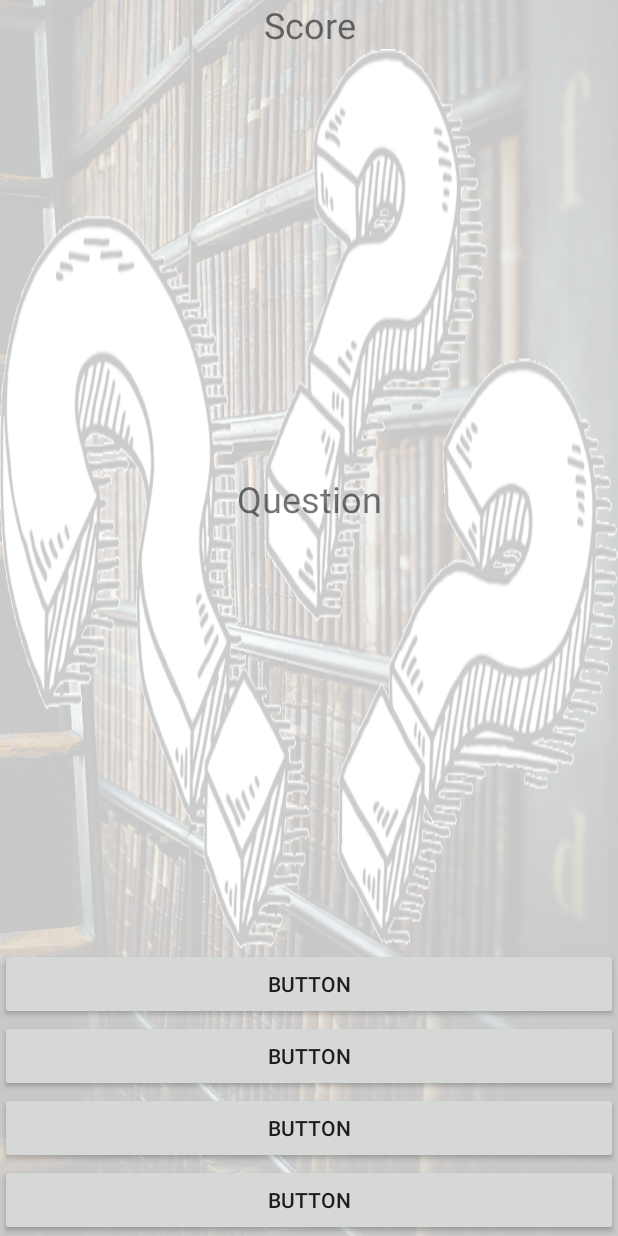
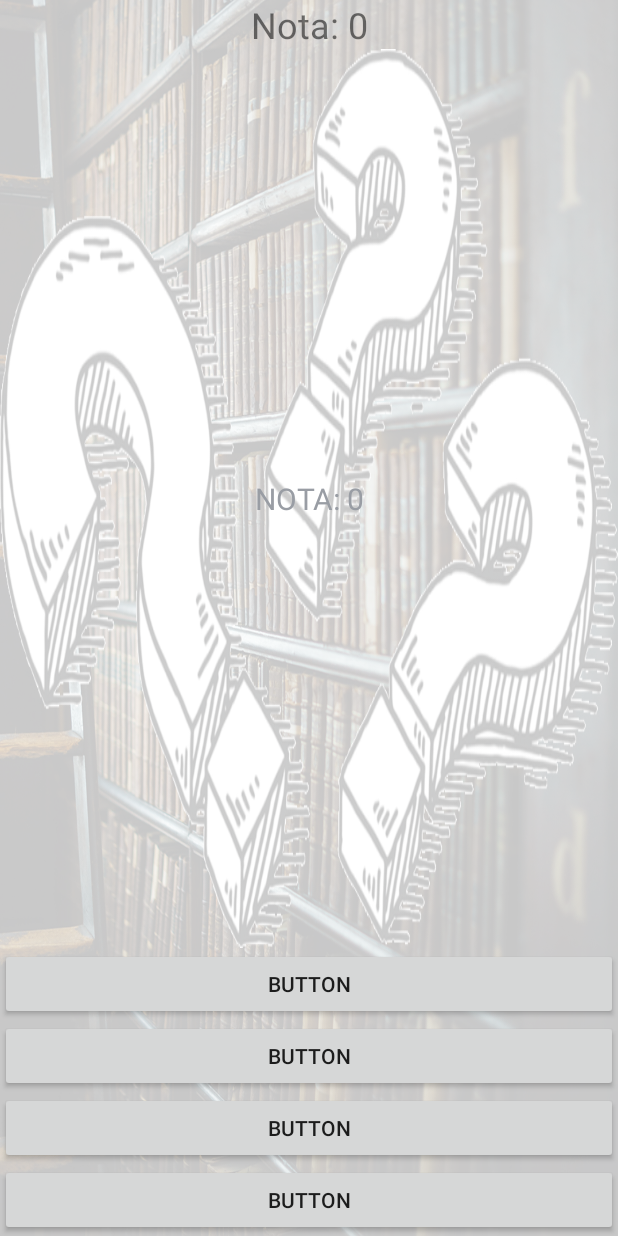
Before and after one commit to AFloresc/atutorn, an Android app: the QuizActivity screen opened directly, with no data from a screen before it, on a phone screen of 412 x 824 dp. Run offline under Robolectric (Android 15) with nearby library versions, the phone set to English and light mode, and no system bars; our stand-ins replace ButterKnife.

```diff
--- a/app/src/main/java/com/inredec/atutorn/model/businesslayer/entities/Lesson.java
+++ b/app/src/main/java/com/inredec/atutorn/model/businesslayer/entities/Lesson.java
@@ -1,10 +1,5 @@
 package com.inredec.atutorn.model.businesslayer.entities;
 
-
-import android.content.Context;
-import android.location.Location;
-import android.os.Parcel;
-import android.os.Parcelable;
 
 import com.google.gson.annotations.SerializedName;
 
@@ -36,6 +31,9 @@ public class Lesson {
     @SerializedName("position")
     private int position;
 
+   //@SerializedName("questionary")
+   // private Questionary questionary;
+
     public Lesson(long lessonID, String title, String text, String image, String language, Content[] contents, long courseID, int position) {
         this.lessonID = lessonID;
         this.title = title;
@@ -45,8 +43,22 @@ public class Lesson {
         this.contents = contents;
         this.courseID = courseID;
         this.position = position;
+
     }
+/*
+    public Lesson(long lessonID, String title, String text, String image, String language, Content[] contents, long courseID, int position, Questionary questionary) {
+        this.lessonID = lessonID;
+        this.title = title;
+        this.text = text;
+        this.image = image;
+        this.language = language;
+        this.contents = contents;
+        this.courseID = courseID;
+        this.position = position;
+        this.questionary = questionary;
 
+    }
+*/
 
     public long getLessonID() {
         return lessonID;
@@ -112,6 +124,15 @@ public class Lesson {
         this.position = position;
     }
 
+/*
+    public Questionary getQuestionary() {
+        return questionary;
+    }
+
+    public void setQuestionary(Questionary questionary) {
+        this.questionary = questionary;
+    }*/
+
     @Override
     public String toString() {
         return "Lesson{" +
@@ -121,12 +142,9 @@ public class Lesson {
                 ", image='" + image + '\'' +
                 ", language='" + language + '\'' +
                 ", contents=" + Arrays.toString(contents) +
-                ", courseID='" + courseID + '\'' +
-                ", position='" + position + '\'' +
+                ", courseID=" + courseID +
+                ", position=" + position +
+               /* ", questionary=" + questionary +*/
                 '}';
     }
-
-
-
-
 }
--- a/app/src/main/java/com/inredec/atutorn/presentationlayer/controllers/activities/QuizActivity.java
+++ b/app/src/main/java/com/inredec/atutorn/presentationlayer/controllers/activities/QuizActivity.java
@@ -1,13 +1,24 @@
 package com.inredec.atutorn.presentationlayer.controllers.activities;
 
+import android.content.SharedPreferences;
+import android.support.v4.content.ContextCompat;
 import android.support.v7.app.AppCompatActivity;
 import android.os.Bundle;
+import android.util.Log;
+import android.util.TypedValue;
 import android.view.View;
 import android.widget.Button;
 import android.widget.TextView;
+import android.widget.Toast;
 
+import com.google.gson.Gson;
+import com.google.gson.reflect.TypeToken;
 import com.inredec.atutorn.R;
+import com.inredec.atutorn.model.businesslayer.entities.Lesson;
 import com.inredec.atutorn.model.businesslayer.entities.Question;
+
+import java.lang.reflect.Type;
+import java.util.Random;
 
 import butterknife.BindView;
 import butterknife.ButterKnife;
@@ -32,7 +43,18 @@ public class QuizActivity extends AppCompatActivity {
     @BindView(R.id.answer4)
     Button answer4;
 
-    private Question q;
+    private Random r = new Random();
+
+    private Question mQuestion;
+
+    private int myScore;
+
+    private Lesson lesson;
+
+    @Override
+    public void onBackPressed() {
+        Toast.makeText(QuizActivity.this, "No puedes ir hacia atrás, responde para seguir", Toast.LENGTH_SHORT).show();
+    }
 
     @Override
     protected void onCreate(Bundle savedInstanceState) {
@@ -40,6 +62,50 @@ public class QuizActivity extends AppCompatActivity {
         setContentView(R.layout.activity_quiz);
 
         ButterKnife.bind(this);
+
+        score.setText("Nota: " + getScore());
+
+        this.lesson = loadLessonData();
+        int index = loadLastIndexQuestion();
+
+        if (!finishedQuiz()){
+            //seguir preguntando
+            //return next index
+            // mostrar valores de la question en el index
+            //question.setText(lesson.getQuestionary().getQuestions()[index].getheather());
+            //answer1.setText(lesson.getQuestionary().getQuestions()[index].getAnswer1());
+            //answer2.setText(lesson.getQuestionary().getQuestions()[index].getAnswer2());
+            //answer3.setText(lesson.getQuestionary().getQuestions()[index].getAnswer3());
+            //answer4.setText(lesson.getQuestionary().getQuestions()[index].getAnswer4());
+
+        }else{
+            question.setTextSize(TypedValue.COMPLEX_UNIT_SP,20);
+            int mark = getScore();
+            if (mark < 5){
+                // Paint it red
+                question.setTextColor(ContextCompat.getColor(this, R.color.content_text_color));
+                question.setText("NOTA: "+ mark + " Deberías repasar la lección y repetir el cuestionario");
+            }else{
+                // Paint it green
+                question.setTextColor(ContextCompat.getColor(this, R.color.content_text_color));
+                if (mark < 7){
+                    question.setText("NOTA: "+ mark + " ¡No esta mal!");
+                } else{
+                    if (mark <9) {
+                        question.setText("NOTA: " + mark + " ¡Buena nota!");
+                    } else{
+                        question.setText("NOTA: "+ mark + " ¡Esxcelente!");
+                    }
+                }
+            }
+
+            question.setText("NOTA: "+ getScore());
+            //save final score and show it on screen, as question but bigger
+            //Hide all buttons but last one to go back to main menu
+            // And remove all the sharedPreferences values.
+
+        }
+
 
         answer1.setOnClickListener(new View.OnClickListener() {
             @Override
@@ -70,4 +136,51 @@ public class QuizActivity extends AppCompatActivity {
         });
 
     }
+
+    //All the questions have answer
+    private boolean finishedQuiz() {
+        /*for (Question question : this.lesson.getQuestionary().getQuestions()){
+            if(question.getChoice()==0){
+                return false;
+            }
+        }*/
+        return true;
+    }
+
+    private void saveData(Lesson lesson, int lastQuestionIndex){
+        SharedPreferences sharedPreferences = getSharedPreferences("shared_preferences", MODE_PRIVATE);
+        SharedPreferences.Editor editor = sharedPreferences.edit();
+        Gson gson = new Gson();
+        String json = gson.toJson(lesson);
+        editor.putString("clicked_lesson", json);
+        editor.putInt("lastQuestionIndex", lastQuestionIndex);
+        editor.apply();
+    }
+
+    private Lesson loadLessonData(){
+        SharedPreferences sharedPreferences = getSharedPreferences("shared_preferences", MODE_PRIVATE);
+        Gson gson = new Gson();
+        String json = sharedPreferences.getString("clicked_lesson", null);
+        Type type = new TypeToken<Lesson>() {}.getType();
+        Lesson lesson = gson.fromJson(json, type);
+        if (lesson == null){
+            lesson = new Lesson(1010, "NEW CREATED", "NO LLEGAN LOS DATOS", "HTTP://NOIMAGE.COM","ES",null, 1012, 1);
+        }
+        Log.d("ONLOADDATA" ,"Lesson: "+ lesson.toString());
+        return lesson;
+    }
+
+    private int loadLastIndexQuestion(){
+        SharedPreferences sharedPreferences = getSharedPreferences("shared_preferences", MODE_PRIVATE);
+        return(sharedPreferences.getInt("lastQuestionIndex", -1));
+    }
+
+    private int getScore() {
+        int s = 0;
+        /*for (Question question : this.lesson.getQuestions()) {
+            if (question.getChoice() == question.getRight_answer())
+                s = s + 1;
+        }*/
+        return s;
+    }
 }
--- a/app/src/main/res/values/colors.xml
+++ b/app/src/main/res/values/colors.xml
@@ -14,4 +14,7 @@
 
     <color name="viewed_color">#00AA00</color>
 
+    <color name="red_exam">#AA0000</color>
+    <color name="green_exam">#00AA00</color>
+
 </resources>
--- a/app/src/main/res/values/strings.xml
+++ b/app/src/main/res/values/strings.xml
@@ -89,6 +89,7 @@
     <string name="contact_scn_from">Mi correo:</string>
     <string name="search_in_list">Buscar...</string>
     <string name="etail_lesson_title">Lesson Title</string>
+    <string name="bt_questionary">Cuestionario</string>
 
 
 </resources>
```
Also changed, not shown: app/src/main/java/com/inredec/atutorn/model/businesslayer/entities/Question.java (+23 -0 lines), app/src/main/java/com/inredec/atutorn/model/businesslayer/entities/Questionary.java (added, +70 -0 lines), app/src/main/java/com/inredec/atutorn/presentationlayer/adapters/MyLessonDetailAdapter.java (+17 -0 lines), app/src/main/res/drawable/background_bt.xml (added, +17 -0 lines), app/src/main/res/layout/activity_login.xml (+7 -7 lines), app/src/main/res/layout/item_detail_lesso2n.xml (+10 -0 lines).
